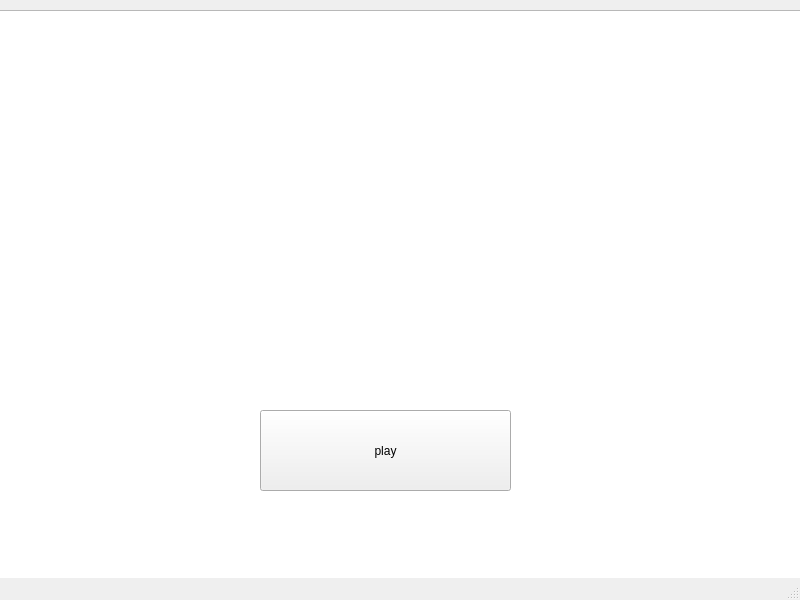
First picture: the form in mainwindow.ui, repository sophiyashres/BRAINCODEE, before the edit.
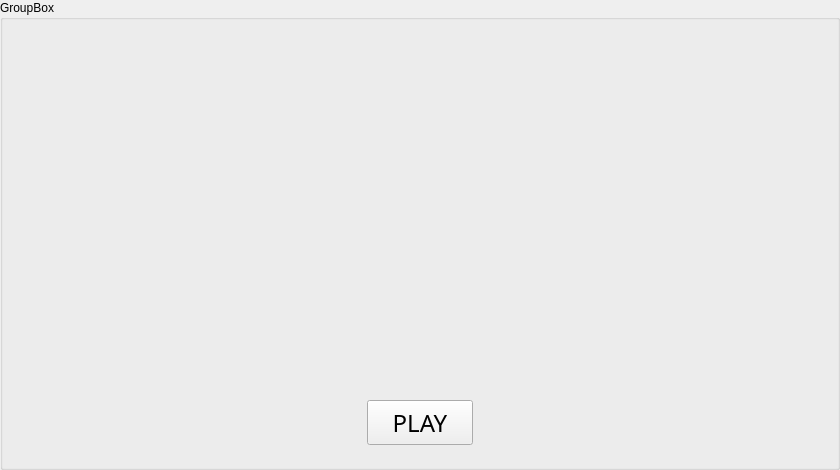
Second picture: the form after the edit. Icons and pictures are not drawn.

What changed in the file:
```diff
--- a/mainwindow.ui
+++ b/mainwindow.ui
@@ -6,74 +6,104 @@
    <rect>
     <x>0</x>
     <y>0</y>
-    <width>800</width>
-    <height>600</height>
+    <width>840</width>
+    <height>470</height>
    </rect>
   </property>
+  <property name="maximumSize">
+   <size>
+    <width>840</width>
+    <height>470</height>
+   </size>
+  </property>
   <property name="windowTitle">
    <string>MainWindow</string>
   </property>
   <widget class="QWidget" name="centralwidget">
-   <widget class="QPushButton" name="pushButton">
+   <property name="maximumSize">
+    <size>
+     <width>840</width>
+     <height>470</height>
+    </size>
+   </property>
+   <widget class="QGroupBox" name="groupBox">
     <property name="geometry">
      <rect>
-      <x>260</x>
-      <y>410</y>
-      <width>251</width>
-      <height>81</height>
+      <x>0</x>
+      <y>0</y>
+      <width>840</width>
+      <height>470</height>
      </rect>
     </property>
-    <property name="text">
-     <string>play</string>
-    </property>
-    <property name="iconSize">
+    <property name="maximumSize">
      <size>
-      <width>40</width>
-      <height>40</height>
+      <width>840</width>
+      <height>470</height>
      </size>
     </property>
-   </widget>
-   <widget class="QLabel" name="label">
-    <property name="geometry">
-     <rect>
-      <x>100</x>
-      <y>30</y>
-      <width>651</width>
-      <height>421</height>
-     </rect>
+    <property name="title">
+     <string>GroupBox</string>
     </property>
-    <property name="text">
-     <string/>
-    </property>
-    <property name="pixmap">
-     <pixmap>../../Pictures/Screenshots/Screenshot 2023-11-27 174343.png</pixmap>
-    </property>
+    <widget class="QLabel" name="label_pic">
+     <property name="geometry">
+      <rect>
+       <x>0</x>
+       <y>0</y>
+       <width>840</width>
+       <height>470</height>
+      </rect>
+     </property>
+     <property name="minimumSize">
+      <size>
+       <width>840</width>
+       <height>470</height>
+      </size>
+     </property>
+     <property name="maximumSize">
+      <size>
+       <width>840</width>
+       <height>470</height>
+      </size>
+     </property>
+     <property name="text">
+      <string/>
+     </property>
+    </widget>
+    <widget class="QPushButton" name="pushButton_start">
+     <property name="geometry">
+      <rect>
+       <x>367</x>
+       <y>400</y>
+       <width>106</width>
+       <height>45</height>
+      </rect>
+     </property>
+     <property name="font">
+      <font>
+       <family>Arial Rounded MT Bold</family>
+       <pointsize>18</pointsize>
+       <bold>false</bold>
+      </font>
+     </property>
+     <property name="text">
+      <string>PLAY</string>
+     </property>
+    </widget>
+    <widget class="QLabel" name="label_settings">
+     <property name="geometry">
+      <rect>
+       <x>750</x>
+       <y>400</y>
+       <width>40</width>
+       <height>40</height>
+      </rect>
+     </property>
+     <property name="text">
+      <string/>
+     </property>
+    </widget>
    </widget>
-   <widget class="QGraphicsView" name="graphicsView">
-    <property name="geometry">
-     <rect>
-      <x>-20</x>
-      <y>10</y>
-      <width>871</width>
-      <height>611</height>
-     </rect>
-    </property>
-   </widget>
-   <zorder>graphicsView</zorder>
-   <zorder>pushButton</zorder>
-   <zorder>label</zorder>
   </widget>
-  <widget class="QMenuBar" name="menubar">
-   <property name="geometry">
-    <rect>
-     <x>0</x>
-     <y>0</y>
-     <width>800</width>
-     <height>25</height>
-    </rect>
-   </property>
-  </widget>
-  <widget class="QStatusBar" name="statusbar"/>
  </widget>
  <resources/>
  <connections/>
```
